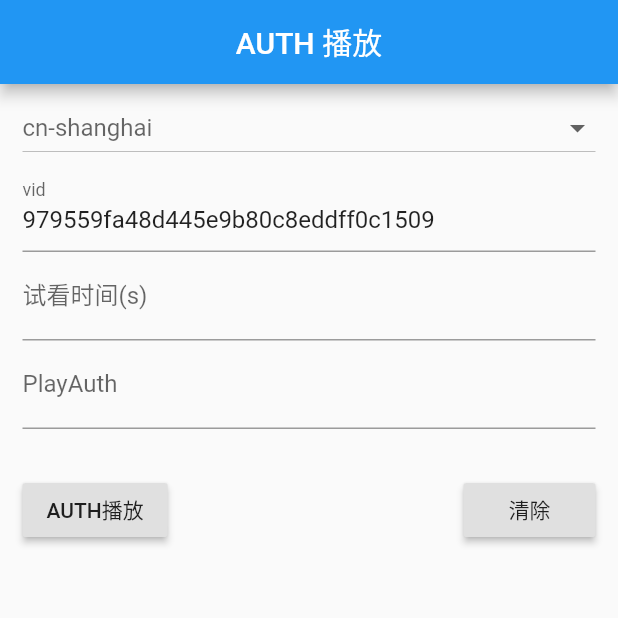
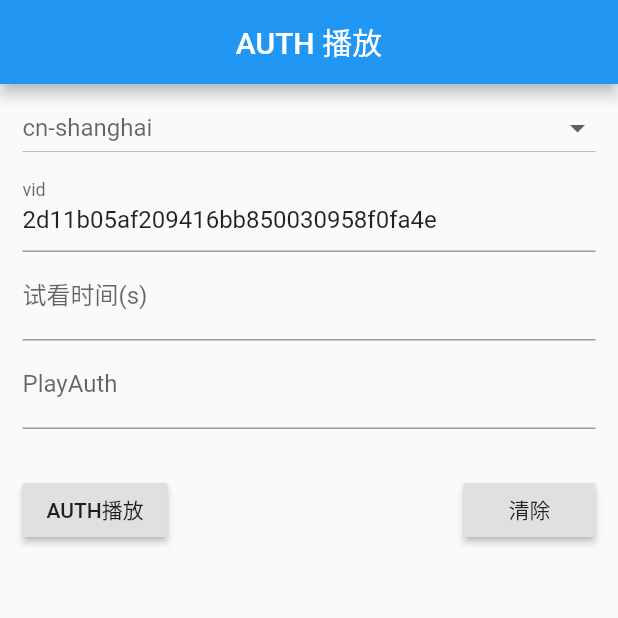
Before and after one commit to GeekTR/flutter_aliplayer, a Flutter app: the AuthPage screen opened directly, on a phone screen of 412 x 824 dp, the top half of it. Run offline on Flutter 3.47's test engine with Material 2 defaults, Android fonts, the phone set to English and light mode, and no system bars; our stand-ins replace dio, fluttertoast, pull_to_refresh, sqflite; missing offline and left inert: qrcode_reader; accounts and stored records are empty; project files that could hold a hidden picture were left out.

```diff
--- a/example/lib/config.dart
+++ b/example/lib/config.dart
@@ -39,7 +39,8 @@ enum VideoShowMode { Grid, Srceen }
 ///播放源相关
 class DataSourceRelated {
   static const String DEFAULT_REGION = "cn-shanghai";
-  static const String DEFAULT_VID = "979559fa48d445e9b80c8eddff0c1509";
+  // static const String DEFAULT_VID = "979559fa48d445e9b80c8eddff0c1509";
+  static const String DEFAULT_VID = "2d11b05af209416bb850030958f0fa4e";
   static const String DEFAULT_URL =
       "https://alivc-demo-vod.aliyuncs.com/6b357371ef3c45f4a06e2536fd534380/eb3f139a4b437d1e9b623ee1b671115b-ld.mp4";
 
```
Also changed, not shown: 1 other file.
